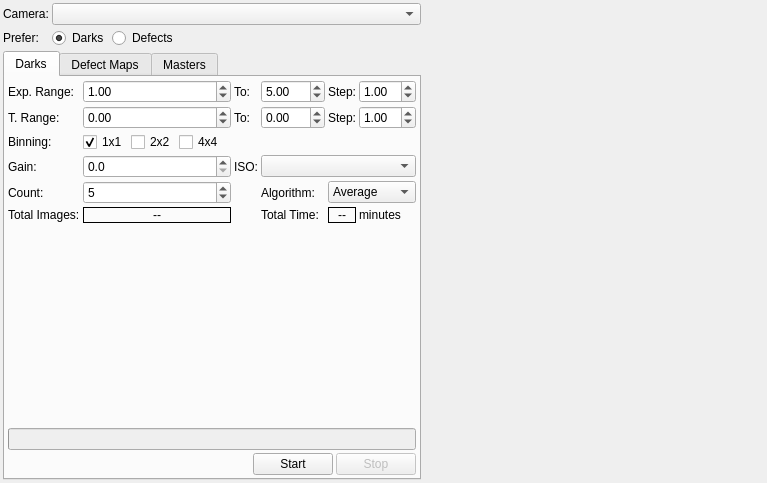
This is kstars/ekos/auxiliary/darklibrary.ui in KDE/kstars as Qt 5 draws it before an edit. The edited form follows.
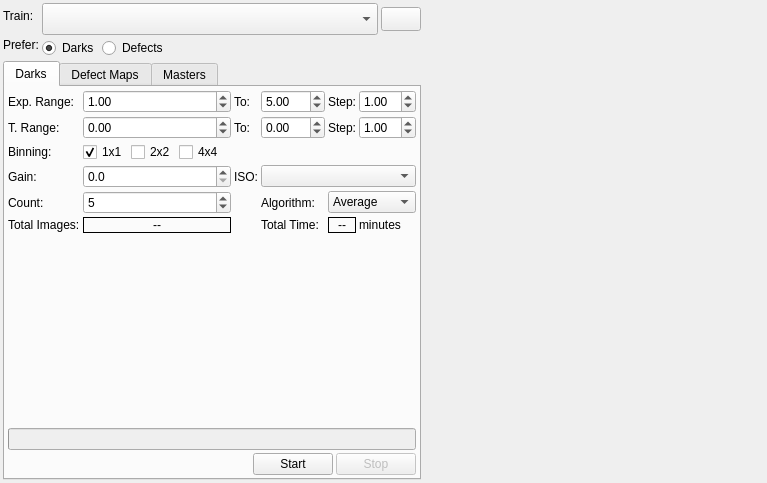
This is the edited form. Icons and pictures are not drawn.

Patch:
```diff
--- a/kstars/ekos/auxiliary/darklibrary.ui
+++ b/kstars/ekos/auxiliary/darklibrary.ui
@@ -46,7 +46,7 @@
               </sizepolicy>
              </property>
              <property name="text">
-              <string>Camera:</string>
+              <string>Train:</string>
              </property>
             </widget>
            </item>
@@ -70,6 +70,35 @@
                  <horstretch>0</horstretch>
                  <verstretch>0</verstretch>
                 </sizepolicy>
+               </property>
+               <property name="minimumSize">
+                <size>
+                 <width>0</width>
+                 <height>32</height>
+                </size>
+               </property>
+              </widget>
+             </item>
+             <item>
+              <widget class="QPushButton" name="trainB">
+               <property name="minimumSize">
+                <size>
+                 <width>24</width>
+                 <height>24</height>
+                </size>
+               </property>
+               <property name="text">
+                <string/>
+               </property>
+               <property name="icon">
+                <iconset theme="document-edit">
+                 <normaloff>.</normaloff>.</iconset>
+               </property>
+               <property name="iconSize">
+                <size>
+                 <width>24</width>
+                 <height>24</height>
+                </size>
                </property>
               </widget>
              </item>
```
Left out of the diff: 4 changed lines with no effect on the pictures.
